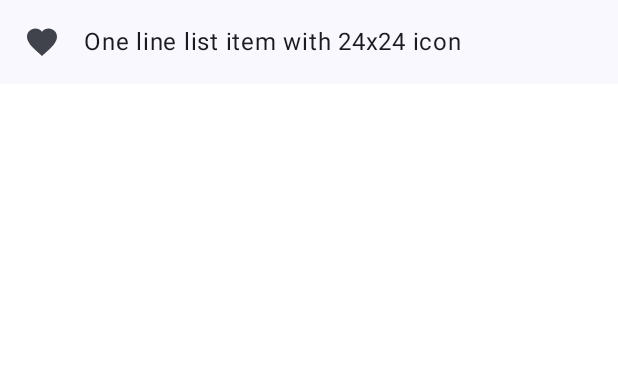
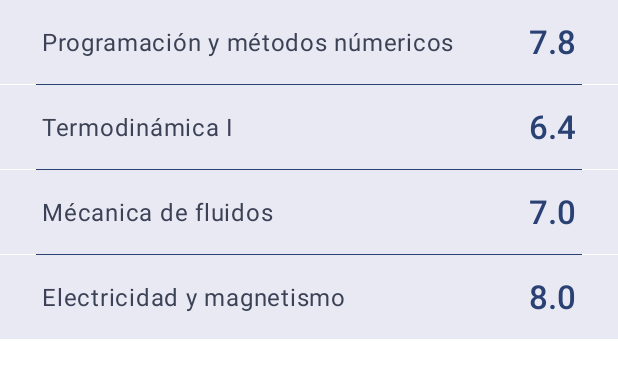
Before and after one commit to Programacion-NCapas-01-23/proyecto-final-grupo-de-trabajo-5-sec-02, an Android app built with Jetpack Compose: the @Preview function ListItemTermPreview, on a phone screen of 412 x 824 dp. Shown: the top 378 px of the screen. Run offline under Robolectric (Android 15) with nearby library versions, the phone set to English and light mode, and no system bars.

Commit message:
Completed Elevated Card, CustomListItem components, fixed register issues :1:

```diff
--- /dev/null
+++ b/Client/App/app/src/main/java/com/code_of_duty/u_tracker/data/network/response/FacultiesResponse.kt
@@ -0,0 +1,6 @@
+package com.code_of_duty.u_tracker.data.network.response
+
+data class FacultiesResponse(
+    val id: String,
+    val name: String
+)
--- a/Client/App/app/src/main/java/com/code_of_duty/u_tracker/di/NetworkModule.kt
+++ b/Client/App/app/src/main/java/com/code_of_duty/u_tracker/di/NetworkModule.kt
@@ -16,7 +16,8 @@ import javax.inject.Singleton
 @Module
 @InstallIn(SingletonComponent::class)
 object NetworkModule {
-    private const val BASE_URL = "http://192.168.1.2:8080/api/"
+    /*para test emulador*/
+    private const val BASE_URL = "http://10.0.2.2:8080/api/"
     //private const val BASE_URL = "https://10.0.20.40:8085/api/"
 
     @Provides
--- a/Client/App/app/src/main/java/com/code_of_duty/u_tracker/ui/components/term/ListItem.kt
+++ /dev/null
@@ -1,73 +0,0 @@
-package com.code_of_duty.u_tracker.ui.components.term
-
-import androidx.compose.foundation.layout.Column
-import androidx.compose.foundation.layout.Row
-import androidx.compose.foundation.layout.fillMaxWidth
-import androidx.compose.foundation.layout.padding
-import androidx.compose.material.icons.Icons
-import androidx.compose.material.icons.filled.Favorite
-import androidx.compose.material3.Divider
-import androidx.compose.material3.Icon
-import androidx.compose.material3.ListItem
-import androidx.compose.material3.MaterialTheme
-import androidx.compose.material3.Text
-import androidx.compose.runtime.Composable
-import androidx.compose.ui.Modifier
-import androidx.compose.ui.text.TextStyle
-import androidx.compose.ui.tooling.preview.Preview
-import androidx.compose.ui.unit.dp
-import com.code_of_duty.u_tracker.ui.theme.Typography
-import com.code_of_duty.u_tracker.ui.theme.UTrackerTheme
-
-@Composable
-fun ListItemTerm(
-    subjectTerm: String,
-    grade: String,
-) {
-    Column() {
-        ListItem(
-            headlineContent = { Text("One line list item with 24x24 icon") },
-            leadingContent = {
-                Icon(
-                    Icons.Filled.Favorite,
-                    contentDescription = "Localized description",
-                )
-            }
-        )
-        Divider(color = MaterialTheme.colorScheme.onPrimaryContainer, thickness = 1.dp)
-    }
-//    Row(
-//        modifier = Modifier
-//            .fillMaxWidth()
-//            .padding(horizontal = 24.dp)
-//    ) {
-//        Text(
-//            text = subjectTerm,
-//            style = TextStyle(
-//                    fontSize = Typography.titleMedium.fontSize,
-//                    color = MaterialTheme.colorScheme.onPrimaryContainer,
-//            ),
-//            maxLines = 1,
-//            modifier = Modifier.weight(1f)
-//        )
-//        Text(
-//            text = grade,
-//            style = TextStyle(
-//                    fontSize = Typography.titleMedium.fontSize,
-//                    color = MaterialTheme.colorScheme.onPrimaryContainer,
-//            ),
-//        )
-//    }
-}
-
-@Preview
-@Composable
-fun ListItemTermPreview() {
-
-    UTrackerTheme() {
-        ListItemTerm(
-            subjectTerm = "Term 1",
-            grade = "8"
-        )
-    }
-}
--- a/Client/App/app/src/main/java/com/code_of_duty/u_tracker/ui/components/ui/ExposedDropdownMenu.kt
+++ b/Client/App/app/src/main/java/com/code_of_duty/u_tracker/ui/components/ui/ExposedDropdownMenu.kt
@@ -97,9 +97,6 @@ fun <T: Any> CenteredExposedDropdown (
                 }
             }
         }
-        Row (horizontalArrangement = Arrangement.Center) {
-            Text(text = "ID: ${selectedIdValue.value}")
-        }
     }
 }
 
--- /dev/null
+++ b/Client/App/app/src/main/java/com/code_of_duty/u_tracker/ui/components/ui/ListItem.kt
@@ -0,0 +1,85 @@
+package com.code_of_duty.u_tracker.ui.components.ui
+
+import androidx.compose.foundation.background
+import androidx.compose.foundation.border
+import androidx.compose.foundation.layout.Column
+import androidx.compose.foundation.layout.Row
+import androidx.compose.foundation.layout.fillMaxWidth
+import androidx.compose.foundation.layout.padding
+import androidx.compose.material3.Divider
+import androidx.compose.material3.ListItem
+import androidx.compose.material3.ListItemDefaults
+import androidx.compose.material3.MaterialTheme
+import androidx.compose.material3.Text
+import androidx.compose.material3.surfaceColorAtElevation
+import androidx.compose.runtime.Composable
+import androidx.compose.ui.Alignment
+import androidx.compose.ui.Modifier
+import androidx.compose.ui.text.TextStyle
+import androidx.compose.ui.tooling.preview.Preview
+import androidx.compose.ui.unit.dp
+import com.code_of_duty.u_tracker.ui.models.TermSubjectsData
+import com.code_of_duty.u_tracker.ui.models.subjectTermDummy
+import com.code_of_duty.u_tracker.ui.theme.Typography
+import com.code_of_duty.u_tracker.ui.theme.UTrackerTheme
+
+@Composable
+fun<T: Any> ListItemTerm(
+    subjectTerm: MutableList<T>,
+    subjectNameProvider: (T) -> String,
+    subjectGradeProvider: (T) -> String
+) {
+    Column(
+    ) {
+        subjectTerm.forEach {subject ->
+            ListItem(
+                colors = ListItemDefaults.colors(
+                    containerColor = MaterialTheme.colorScheme.surfaceColorAtElevation(3.dp),
+                ),
+                headlineContent = {
+                    Row( verticalAlignment = Alignment.CenterVertically,
+                        modifier = Modifier.fillMaxWidth()
+                            .padding(horizontal = 12.dp)
+                    ) {
+                        Text(
+                            text = subjectNameProvider(subject),
+                            style = TextStyle(
+                                fontSize = Typography.bodyLarge.fontSize,
+                                lineHeight = Typography.bodyLarge.lineHeight,
+                                fontWeight = Typography.bodyLarge.fontWeight,
+                                letterSpacing = Typography.bodyLarge.letterSpacing,
+                                color = MaterialTheme.colorScheme.secondary,
+                            ),
+                            modifier = Modifier.weight(1f),
+                        )
+                        Text(
+                            text = subjectGradeProvider(subject),
+                            style = TextStyle(
+                                fontSize = Typography.titleLarge.fontSize,
+                                lineHeight = Typography.titleSmall.lineHeight,
+                                fontWeight = Typography.titleSmall.fontWeight,
+                                letterSpacing = Typography.titleSmall.letterSpacing,
+                                color = MaterialTheme.colorScheme.primary,
+                            ),
+                        )
+                    }
+                },
+                modifier = Modifier.fillMaxWidth()
+            )
+            if (subject != subjectTerm.last()) {Divider(modifier = Modifier.padding(horizontal = 24.dp),color = MaterialTheme.colorScheme.surfaceTint, thickness = 0.8.dp)}
+        }
+    }
+}
+
+@Preview
+@Composable
+fun ListItemTermPreview() {
+
+    var subjectsTerm = mutableListOf<TermSubjectsData>()
+
+    subjectsTerm = subjectTermDummy
+
+    UTrackerTheme() {
+        ListItemTerm(subjectsTerm, {it.subject}, {it.grade})
+    }
+}
--- /dev/null
+++ b/Client/App/app/src/main/java/com/code_of_duty/u_tracker/ui/models/TermSubjectsData.kt
@@ -0,0 +1,6 @@
+package com.code_of_duty.u_tracker.ui.models
+
+data class TermSubjectsData(
+    val subject: String,
+    val grade: String,
+)
--- a/Server/U-Tracker API/src/main/resources/application.properties
+++ b/Server/U-Tracker API/src/main/resources/application.properties
@@ -1,8 +1,8 @@
 #Parametros de la base de datos
 spring.jpa.database=postgresql
-spring.datasource.url=jdbc:postgresql://utracker-db:5432/utracker
-spring.datasource.username=postgres
-spring.datasource.password=Utracker2023
+spring.datasource.url=jdbc:postgresql://SG-Utracker-4756-pgsql-master.servers.mongodirector.com:5432/postgres
+spring.datasource.username=sgpostgres
+spring.datasource.password=@XcgIN9J4fIs6085
 spring.jpa.show-sql=true
 spring.jpa.hibernate.ddl-auto=update
 spring.jpa.properties.hibernate.dialect=org.hibernate.dialect.PostgreSQLDialect
```
Also changed, not shown: Client/App/app/src/main/java/com/code_of_duty/u_tracker/data/network/UtrackerApiClient.kt (+12 -0 lines), Client/App/app/src/main/java/com/code_of_duty/u_tracker/data/network/response/DegreesResponse.kt (added, +7 -0 lines), Client/App/app/src/main/java/com/code_of_duty/u_tracker/data/repositories/SignUpRepository.kt (+15 -0 lines), Client/App/app/src/main/java/com/code_of_duty/u_tracker/enums/DegreeStatus.kt (added, +7 -0 lines), Client/App/app/src/main/java/com/code_of_duty/u_tracker/ui/components/signup/SignUpForm.kt (+10 -4 lines), Client/App/app/src/main/java/com/code_of_duty/u_tracker/ui/components/ui/ElevatedCard.kt (added, +104 -0 lines), Client/App/app/src/main/java/com/code_of_duty/u_tracker/ui/models/subjectTermDummy.kt (added, +20 -0 lines), Client/App/app/src/main/java/com/code_of_duty/u_tracker/ui/screens/signup/SignUpViewModel.kt (+27 -11 lines).
